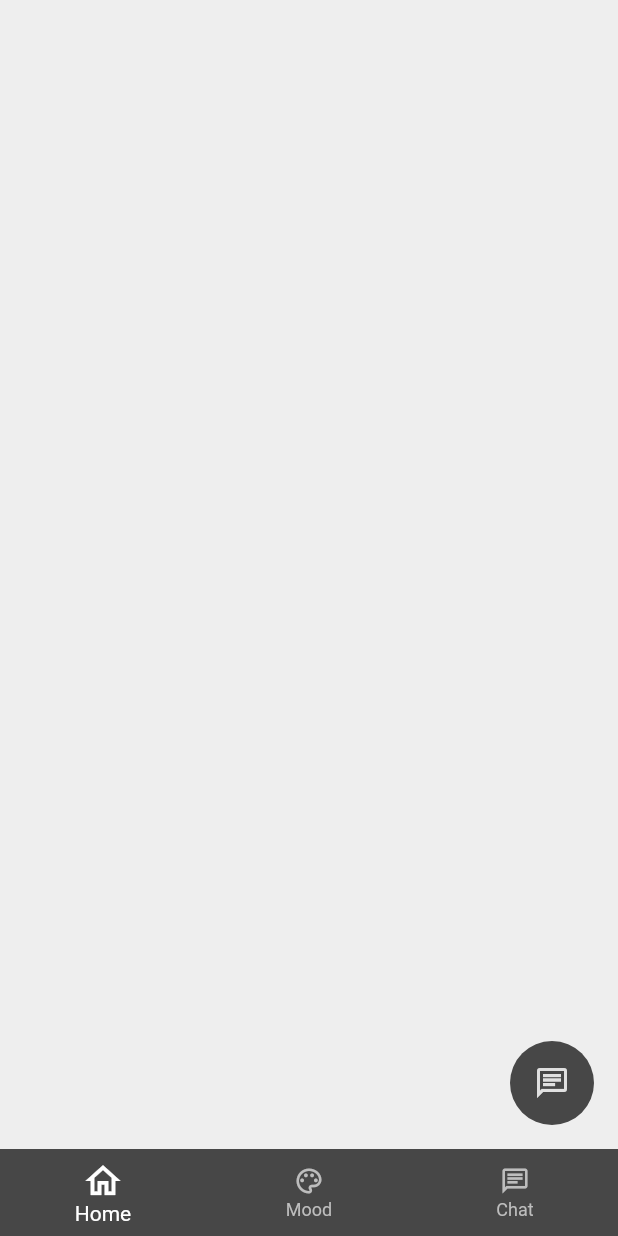
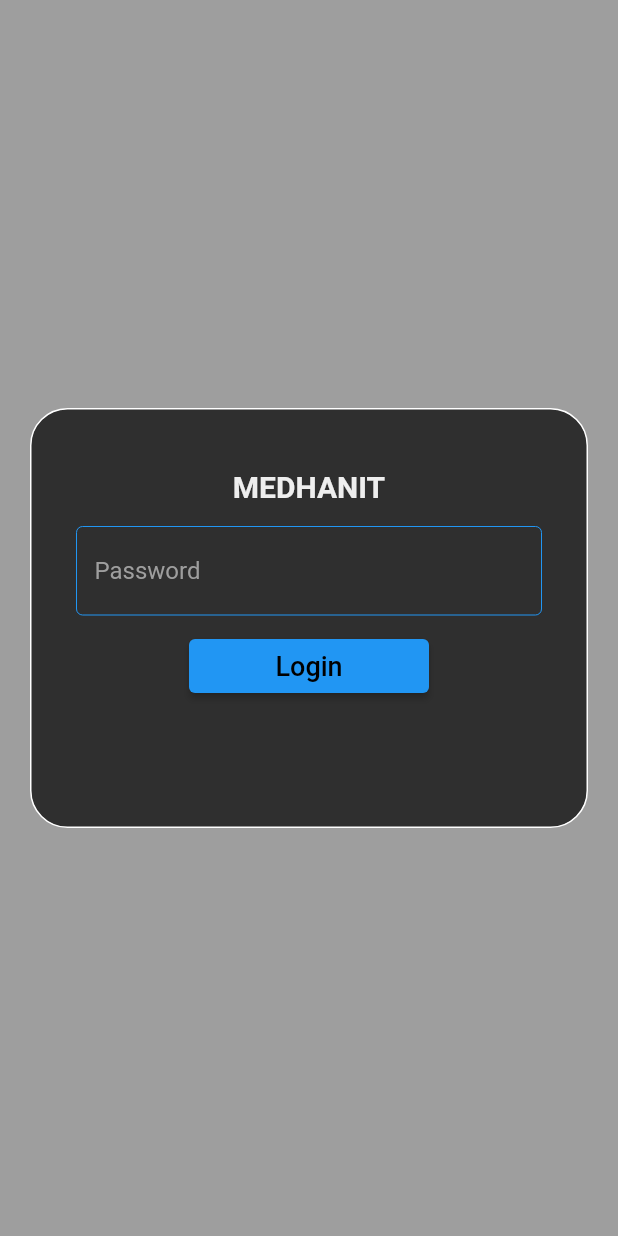
Before and after one commit to dagmawibabi/MedhanitApp, a Flutter app: the screen it shows after launch, on a phone screen of 412 x 824 dp. Run offline on Flutter 3.47's test engine with Material 2 defaults, Android fonts, the phone set to English and light mode, and no system bars; our stand-ins replace photo_view, url_launcher_web.

Commit message:
login page

```diff
--- a/lib/main.dart
+++ b/lib/main.dart
@@ -1,6 +1,8 @@
 import 'package:flutter/material.dart';
 import 'package:flutter/services.dart';
 import 'package:medhanit/pages/homepage.dart';
+import 'package:medhanit/pages/loginpage.dart';
+import 'package:medhanit/pages/onlineorofflinepage.dart';
 import 'package:medhanit/pages/viewimagepage.dart';
 
 void main() {
@@ -29,7 +31,9 @@ class _MyAppState extends State<MyApp> {
       debugShowCheckedModeBanner: false,
       initialRoute: "/",
       routes: {
-        "/": (context) => HomePage(),
+        "/": (context) => LoginPage(),
+        "onOrOfflinePage": (context) => OnOrOfflinePage(),
+        "homePage": (context) => HomePage(),
         "viewImagesPage": (context) => ViewImagesPage(),
       },
       theme: ThemeData(
--- /dev/null
+++ b/lib/pages/loginpage.dart
@@ -0,0 +1,95 @@
+import 'package:flutter/cupertino.dart';
+import 'package:flutter/material.dart';
+
+class LoginPage extends StatefulWidget {
+  const LoginPage({Key? key}) : super(key: key);
+
+  @override
+  _LoginPageState createState() => _LoginPageState();
+}
+
+class _LoginPageState extends State<LoginPage> {
+  TextEditingController password = TextEditingController();
+  bool wrongPassword = false;
+  @override
+  Widget build(BuildContext context) {
+    return Scaffold(
+      backgroundColor: Colors.grey[300],
+      body: Container(
+        alignment: Alignment.center,
+        padding: const EdgeInsets.symmetric(horizontal: 20.0),
+        color: Colors.grey,
+        child: Container(
+          decoration: BoxDecoration(
+            border: Border.all(
+              color: Colors.white,
+            ),
+            borderRadius: const BorderRadius.all(
+              Radius.circular(25.0),
+            ),
+            color: Colors.black.withOpacity(0.7),
+          ),
+          height: 280.0,
+          padding: const EdgeInsets.symmetric(horizontal: 30.0, vertical: 40.0),
+          child: Column(
+            children: [
+              //const SizedBox(height: 250.0),
+              Text(
+                "MEDHANIT",
+                style: TextStyle(
+                  fontSize: 20.0,
+                  fontWeight: FontWeight.bold,
+                  color: Colors.grey[200],
+                ),
+              ),
+              const SizedBox(height: 15.0),
+              TextField(
+                controller: password,
+                obscureText: true,
+                style: TextStyle(
+                  color: Colors.grey[200],
+                ),
+                decoration: InputDecoration(
+                  enabledBorder: const OutlineInputBorder(
+                    borderSide: BorderSide(color: Colors.blue, width: 0.0),
+                  ),
+                  hintText: "Password",
+                  hintStyle: TextStyle(color: Colors.grey[500]),
+                ),
+              ),
+              const SizedBox(height: 10.0),
+              ElevatedButton(
+                onPressed: () {
+                  if (password.text.toString().trim() == "IRainYou!") {
+                    Navigator.pushReplacementNamed(context, "onOrOfflinePage");
+                  } else {
+                    wrongPassword = true;
+                    setState(() {});
+                  }
+                },
+                style: ButtonStyle(
+                    fixedSize: MaterialStateProperty.all(Size(160.0, 35.0))),
+                child: const Text(
+                  "Login",
+                  style: TextStyle(
+                    fontSize: 18.0,
+                    color: Colors.black,
+                  ),
+                ),
+              ),
+              const SizedBox(height: 20.0),
+              wrongPassword == true
+                  ? Text(
+                      "⚠  Wrong Password",
+                      style: TextStyle(
+                        color: Colors.grey[200],
+                      ),
+                    )
+                  : const Text(""),
+            ],
+          ),
+        ),
+      ),
+    );
+  }
+}
```
Also changed, not shown: lib/pages/onlineorofflinepage.dart (added, +81 -0 lines).
